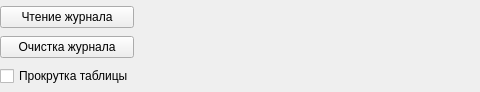
Before: the Qt Designer form headerjournal.ui in vlarry/configurator, drawn with Qt 5; both pictures show x 0 to 480 and y 0 to 92 of the 745 by 92 pixel window.
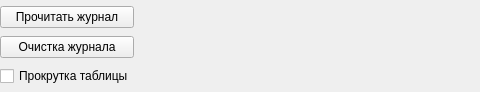
After: the same form once the commit is applied.

Commit message: Реализация чтения всех событий из устройства; Экспорт работает (при считывании всего журнала 6541 событие при экспорте получилось всего 6167 - проверить); Отсутсвтует сортировка в таблице...

Diff of the .ui file:
```diff
--- a/headerjournal.ui
+++ b/headerjournal.ui
@@ -37,7 +37,10 @@
      <item>
       <widget class="QPushButton" name="pushbtnJournalRead">
        <property name="text">
-        <string>Чтение журнала</string>
+        <string>Прочитать журнал</string>
+       </property>
+       <property name="checkable">
+        <bool>true</bool>
        </property>
       </widget>
      </item>
```
The commit also changes 5 other files.
